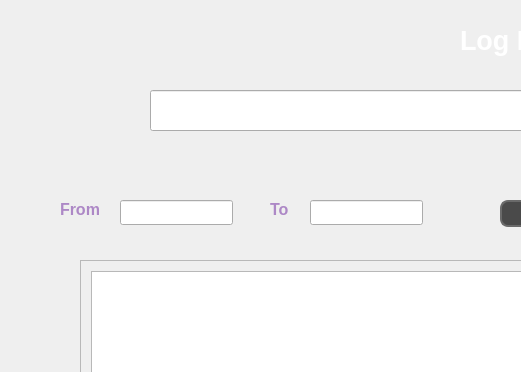
This is Lab8_JSkrytptowe/log_ui.ui in Voldziu/LabySkryptowe as Qt 5 draws it before an edit; both pictures show x 0 to 521 and y 0 to 372 of the 1140 by 703 pixel window. The edited form follows.
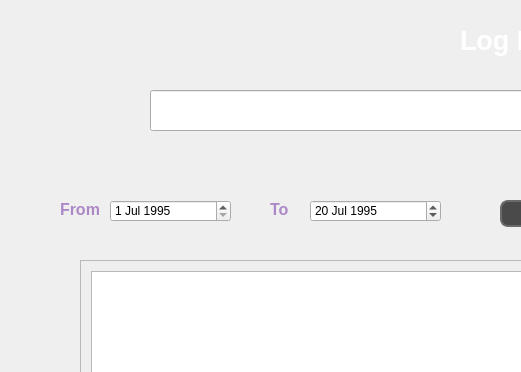
This is the edited form.

The edit to the form file:
```diff
--- a/Lab8_JSkrytptowe/log_ui.ui
+++ b/Lab8_JSkrytptowe/log_ui.ui
@@ -59,26 +59,6 @@
      </rect>
     </property>
    </widget>
-   <widget class="QLineEdit" name="fromDateEdit">
-    <property name="geometry">
-     <rect>
-      <x>120</x>
-      <y>200</y>
-      <width>113</width>
-      <height>25</height>
-     </rect>
-    </property>
-   </widget>
-   <widget class="QLineEdit" name="toDateEdit">
-    <property name="geometry">
-     <rect>
-      <x>310</x>
-      <y>200</y>
-      <width>113</width>
-      <height>25</height>
-     </rect>
-    </property>
-   </widget>
    <widget class="QLabel" name="fromLabel">
     <property name="geometry">
      <rect>
@@ -471,6 +451,40 @@
      <string>Log Explorer</string>
     </property>
    </widget>
+   <widget class="QDateEdit" name="fromDateEdit">
+    <property name="geometry">
+     <rect>
+      <x>110</x>
+      <y>200</y>
+      <width>121</width>
+      <height>22</height>
+     </rect>
+    </property>
+    <property name="date">
+     <date>
+      <year>1995</year>
+      <month>7</month>
+      <day>1</day>
+     </date>
+    </property>
+   </widget>
+   <widget class="QDateEdit" name="toDateEdit">
+    <property name="geometry">
+     <rect>
+      <x>310</x>
+      <y>200</y>
+      <width>131</width>
+      <height>22</height>
+     </rect>
+    </property>
+    <property name="date">
+     <date>
+      <year>1995</year>
+      <month>7</month>
+      <day>20</day>
+     </date>
+    </property>
+   </widget>
   </widget>
   <widget class="QStatusBar" name="statusbar"/>
  </widget>
```
